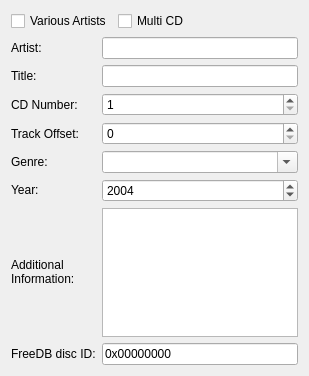
Before: the Qt Designer form dialogs/cddaheaderdatawidgetUI.ui in KDE/audex, drawn with Qt 5.
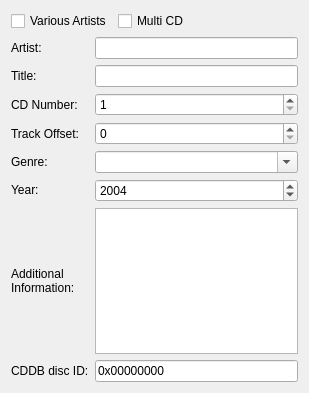
After: the same form once the commit is applied. Custom widgets are drawn as their Qt base class.

Commit message: Rename FreeDB discid to CDDB discid

Diff of the .ui file:
```diff
--- a/dialogs/cddaheaderdatawidgetUI.ui
+++ b/dialogs/cddaheaderdatawidgetUI.ui
@@ -7,7 +7,7 @@
     <x>0</x>
     <y>0</y>
     <width>309</width>
-    <height>376</height>
+    <height>393</height>
    </rect>
   </property>
   <layout class="QGridLayout" name="gridLayout">
@@ -173,7 +173,7 @@
       </sizepolicy>
      </property>
      <property name="text">
-      <string>FreeDB disc ID:</string>
+      <string>CDDB disc ID:</string>
      </property>
     </widget>
    </item>
@@ -198,11 +198,6 @@
    <extends>QComboBox</extends>
    <header>kcombobox.h</header>
   </customwidget>
-  <customwidget>
-   <class>QLineEdit</class>
-   <extends>QLineEdit</extends>
-   <header>qlineedit.h</header>
-  </customwidget>
   <customwidget>
    <class>KTextEdit</class>
    <extends>QTextEdit</extends>
```
Left out of the diff: 2 changed lines with no effect on the pictures. The commit also changes 4 other files.
